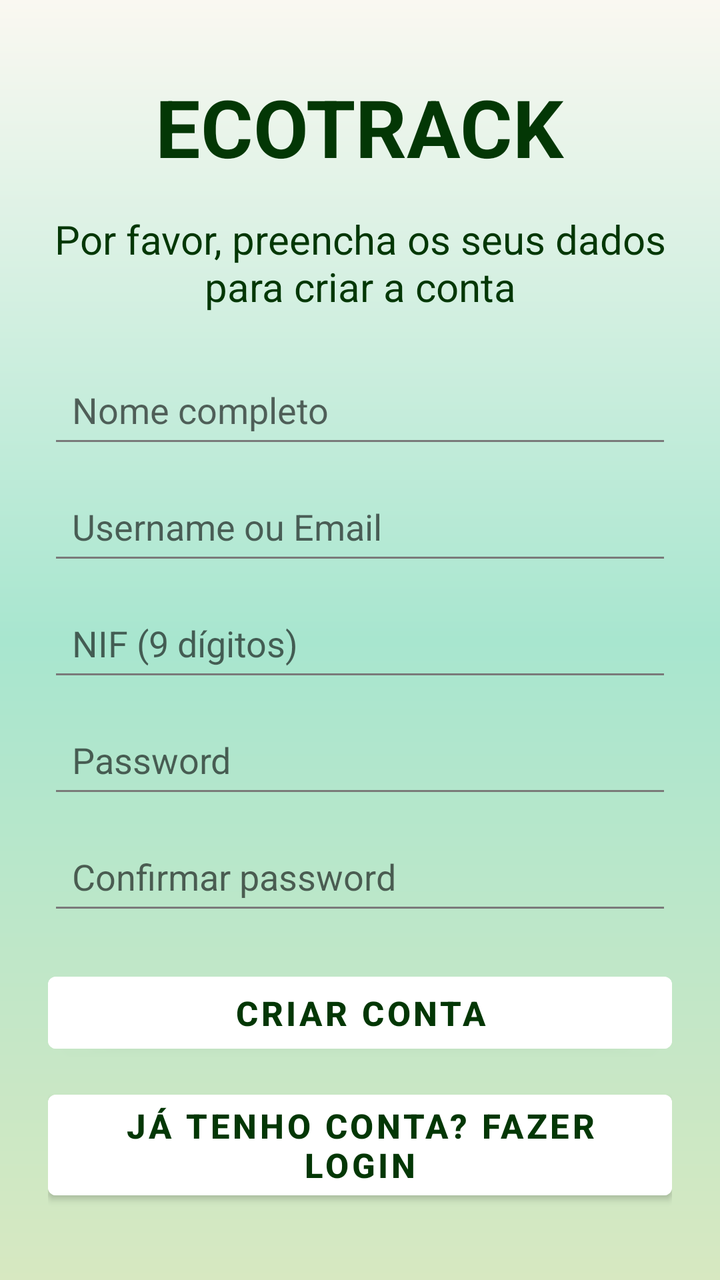
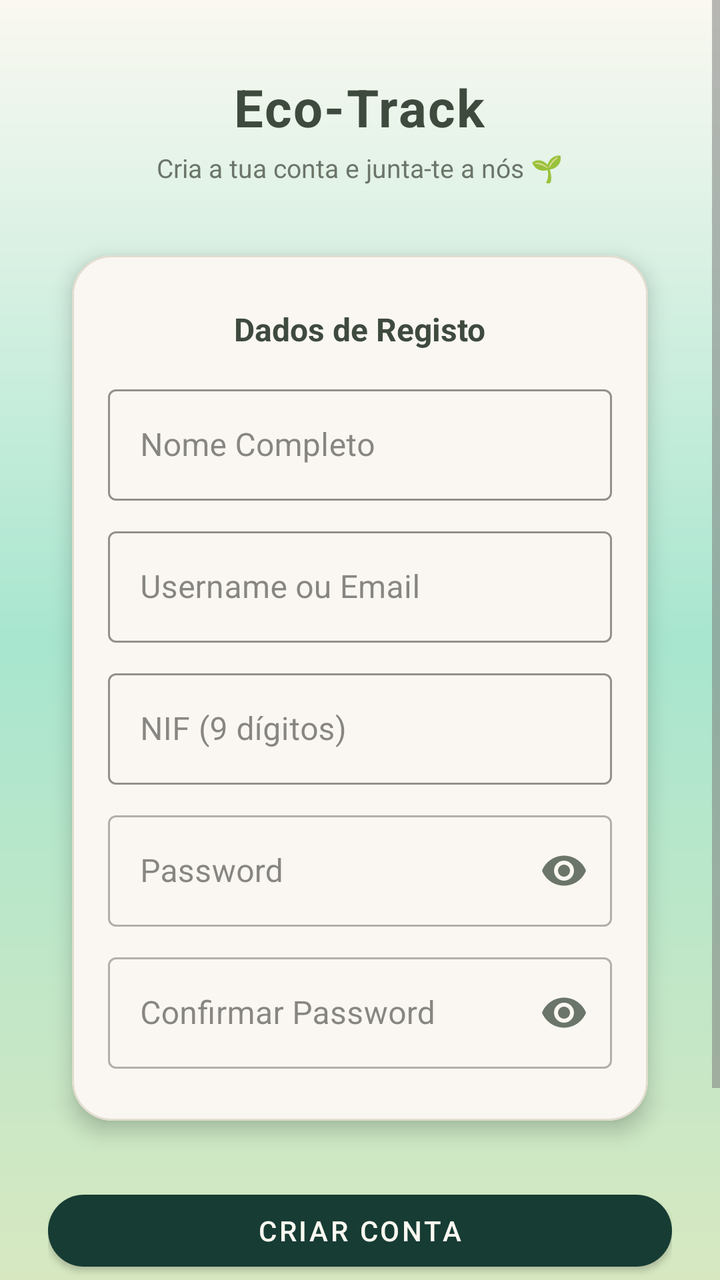

The first picture is an Android layout as it rendered before a commit; the second is the same layout after the commit. The layout source and the unified diff follow.
<!-- AndroidManifest.xml: application theme Theme.EcoTrack -->
<!-- res/layout/layout.xml -->
<?xml version="1.0" encoding="utf-8"?>
<androidx.constraintlayout.widget.ConstraintLayout
    xmlns:android="http://schemas.android.com/apk/res/android"
    xmlns:app="http://schemas.android.com/apk/res-auto"
    xmlns:tools="http://schemas.android.com/tools"
    android:id="@+id/main"
    android:layout_width="match_parent"
    android:layout_height="match_parent"
    android:background="@drawable/gradient_verde"
    tools:context=".RegisterActivity">

    <LinearLayout
        android:layout_width="0dp"
        android:layout_height="wrap_content"
        android:gravity="center"
        android:orientation="vertical"
        android:padding="24dp"
        app:layout_constraintBottom_toBottomOf="parent"
        app:layout_constraintEnd_toEndOf="parent"
        app:layout_constraintStart_toStartOf="parent"
        app:layout_constraintTop_toTopOf="parent">

        
        <TextView
            android:id="@+id/NomedaAplicacao"
            android:layout_width="wrap_content"
            android:layout_height="wrap_content"
            android:layout_marginBottom="16dp"
            android:text="ECOTRACK"
            android:textColor="@color/green"
            android:textSize="40sp"
            android:textStyle="bold" />

        <TextView
            android:id="@+id/mensagemdeboasvindas"
            android:layout_width="wrap_content"
            android:layout_height="wrap_content"
            android:text="Por favor, preencha os seus dados para criar a conta"
            android:textColor="@color/green"
            android:textSize="20sp"
            android:textAlignment="center"
            android:layout_marginBottom="24dp" />

        

        <EditText
            android:id="@+id/NomeCompleto"
            android:layout_width="match_parent"
            android:layout_height="wrap_content"
            android:layout_marginBottom="10dp"
            android:hint="Nome completo"
            android:inputType="textPersonName"
            android:padding="12dp" />

        <EditText
            android:id="@+id/NomedeUtilizador"
            android:layout_width="match_parent"
            android:layout_height="wrap_content"
            android:layout_marginBottom="10dp"
            android:hint="Username ou Email"
            android:inputType="textEmailAddress"
            android:padding="12dp" />

        <EditText
            android:id="@+id/NIF"
            android:layout_width="match_parent"
            android:layout_height="wrap_content"
            android:layout_marginBottom="10dp"
            android:hint="NIF (9 dígitos)"
            android:inputType="number"
            android:padding="12dp" />

        <EditText
            android:id="@+id/Password"
            android:layout_width="match_parent"
            android:layout_height="wrap_content"
            android:layout_marginBottom="10dp"
            android:hint="Password"
            android:inputType="textPassword"
            android:padding="12dp" />

        <EditText
            android:id="@+id/ConfirmacaoPassword"
            android:layout_width="match_parent"
            android:layout_height="wrap_content"
            android:layout_marginBottom="20dp"
            android:hint="Confirmar password"
            android:inputType="textPassword"
            android:padding="12dp" />

        
        <Button
            android:id="@+id/botaodelogin"
            android:layout_width="match_parent"
            android:layout_height="wrap_content"
            android:text="Criar Conta"
            android:textStyle="bold"
            android:textColor="@color/green"
            android:textSize="17sp"
            android:backgroundTint="#FFFFFF"
            android:layout_marginBottom="10dp" />

        <Button
            android:id="@+id/signUpPrompt"
            android:layout_width="match_parent"
            android:layout_height="wrap_content"
            android:text="Já tenho conta? Fazer login"
            android:textSize="17sp"
            android:textColor="@color/green"
            android:backgroundTint="#FFFFFF"
            android:textStyle="bold"
            android:layout_marginTop="1dp" />

    </LinearLayout>
</androidx.constraintlayout.widget.ConstraintLayout>
<!-- resources referenced by this layout -->
<resources>
  <color name="green">#033705</color>
  <!-- drawable gradient_verde (drawable) -->
  <shape xmlns:android="http://schemas.android.com/apk/res/android">
      <gradient
          android:startColor="@color/pastel_lightgreen"
          android:centerColor="@color/mint_start"
          android:endColor="@color/pastel_whitewarm"
          android:angle="90" />
  
      <corners android:radius="0dp" />
  </shape>
  <style name="Theme.EcoTrack" parent="Theme.MaterialComponents.Light.NoActionBar">
          
          <item name="colorPrimary">@color/colorPrimary</item>
          <item name="colorOnPrimary">@color/colorOnPrimary</item>
          <item name="colorSecondary">@color/colorSecondary</item>
          <item name="colorOnSecondary">@color/colorOnSecondary</item>
  
          
          <item name="colorOnBackground">@color/background_beige</item>
          <item name="colorSurface">@color/colorSurface</item>
          <item name="colorOnSurface">@color/colorOnSurface</item>
          <item name="android:windowBackground">@color/background_beige</item>
  
          
          <item name="colorPrimaryContainer">@color/colorPrimaryContainer</item>
          <item name="colorOnPrimaryContainer">@color/colorOnPrimaryContainer</item>
          <item name="colorSecondaryContainer">@color/colorSecondaryContainer</item>
          <item name="colorOnSecondaryContainer">@color/colorOnSecondaryContainer</item>
  
          
          <item name="colorError">@color/colorError</item>
          <item name="colorOnError">@color/colorOnError</item>
          <item name="colorErrorContainer">@color/colorErrorContainer</item>
          <item name="colorOnErrorContainer">@color/colorOnErrorContainer</item>
  
          
          <item name="colorOutline">@color/colorOutline</item>
  
          
          <item name="android:textColorPrimary">@color/text_primary</item>
          <item name="android:textColorSecondary">@color/text_secondary</item>
  
          
          <item name="android:statusBarColor">@color/colorPrimary</item>
          <item name="android:navigationBarColor">@color/background_beige</item>
      </style>
  <color name="pastel_lightgreen">#D7E8C1</color>
  <color name="mint_start">#A8E6CF</color>
  <color name="pastel_whitewarm">#FAF8F1</color>
  <color name="colorPrimary">#2E7D5B</color>
  <color name="colorOnPrimary">#FFFFFF</color>
  <color name="colorSecondary">#52644F</color>
  <color name="colorOnSecondary">#FFFFFF</color>
  <color name="background_beige">#FFFDF8</color>
  <color name="colorSurface">#FAF7F2</color>
  <color name="colorOnSurface">#3B3A37</color>
  <color name="colorPrimaryContainer">#BFE3CF</color>
  <color name="colorOnPrimaryContainer">#1A3B2C</color>
  <color name="colorSecondaryContainer">#D5E8D7</color>
  <color name="colorOnSecondaryContainer">#1F352F</color>
  <color name="colorError">#B3261E</color>
  <color name="colorOnError">#FFFFFF</color>
  <color name="colorErrorContainer">#F9DEDC</color>
  <color name="colorOnErrorContainer">#410E0B</color>
  <color name="colorOutline">#D8D2C8</color>
  <color name="text_primary">#2E2E2E</color>
  <color name="text_secondary">#7A7A7A</color>
</resources>

<!-- the commit's change to res/layout/layout.xml (unified diff, before → after) -->
@@ -1,6 +1,5 @@
 <?xml version="1.0" encoding="utf-8"?>
-<androidx.constraintlayout.widget.ConstraintLayout
-    xmlns:android="http://schemas.android.com/apk/res/android"
+<androidx.constraintlayout.widget.ConstraintLayout xmlns:android="http://schemas.android.com/apk/res/android"
     xmlns:app="http://schemas.android.com/apk/res-auto"
     xmlns:tools="http://schemas.android.com/tools"
     android:id="@+id/main"
@@ -9,107 +8,185 @@
     android:background="@drawable/gradient_verde"
     tools:context=".RegisterActivity">
 
-    <LinearLayout
+    <ScrollView
+        android:id="@+id/scroll"
         android:layout_width="0dp"
-        android:layout_height="wrap_content"
-        android:gravity="center"
-        android:orientation="vertical"
-        android:padding="24dp"
+        android:layout_height="0dp"
+        android:fillViewport="true"
         app:layout_constraintBottom_toBottomOf="parent"
         app:layout_constraintEnd_toEndOf="parent"
         app:layout_constraintStart_toStartOf="parent"
         app:layout_constraintTop_toTopOf="parent">
 
-        
-        <TextView
-            android:id="@+id/NomedaAplicacao"
-            android:layout_width="wrap_content"
-            android:layout_height="wrap_content"
-            android:layout_marginBottom="16dp"
-            android:text="ECOTRACK"
-            android:textColor="@color/green"
-            android:textSize="40sp"
-            android:textStyle="bold" />
-
-        <TextView
-            android:id="@+id/mensagemdeboasvindas"
-            android:layout_width="wrap_content"
-            android:layout_height="wrap_content"
-            android:text="Por favor, preencha os seus dados para criar a conta"
-            android:textColor="@color/green"
-            android:textSize="20sp"
-            android:textAlignment="center"
-            android:layout_marginBottom="24dp" />
-
-        
-
-        <EditText
-            android:id="@+id/NomeCompleto"
+        <LinearLayout
             android:layout_width="match_parent"
             android:layout_height="wrap_content"
-            android:layout_marginBottom="10dp"
-            android:hint="Nome completo"
-            android:inputType="textPersonName"
-            android:padding="12dp" />
+            android:gravity="center_horizontal"
+            android:orientation="vertical"
+            android:padding="24dp">
 
-        <EditText
-            android:id="@+id/NomedeUtilizador"
-            android:layout_width="match_parent"
-            android:layout_height="wrap_content"
-            android:layout_marginBottom="10dp"
-            android:hint="Username ou Email"
-            android:inputType="textEmailAddress"
-            android:padding="12dp" />
+            <TextView
+                android:id="@+id/tvAppName"
+                android:layout_width="wrap_content"
+                android:layout_height="wrap_content"
+                android:layout_marginTop="12dp"
+                android:letterSpacing="0.03"
+                android:text="Eco-Track"
+                android:textColor="@color/oliveText"
+                android:textSize="26sp"
+                android:textStyle="bold" />
 
-        <EditText
-            android:id="@+id/NIF"
-            android:layout_width="match_parent"
-            android:layout_height="wrap_content"
-            android:layout_marginBottom="10dp"
-            android:hint="NIF (9 dígitos)"
-            android:inputType="number"
-            android:padding="12dp" />
+            <TextView
+                android:id="@+id/tvSubtitle"
+                android:layout_width="wrap_content"
+                android:layout_height="wrap_content"
+                android:layout_marginTop="4dp"
+                android:layout_marginBottom="20dp"
+                android:text="Cria a tua conta e junta-te a nós 🌱"
+                android:textColor="@color/oliveTextSoft"
+                android:textSize="13sp" />
 
-        <EditText
-            android:id="@+id/Password"
-            android:layout_width="match_parent"
-            android:layout_height="wrap_content"
-            android:layout_marginBottom="10dp"
-            android:hint="Password"
-            android:inputType="textPassword"
-            android:padding="12dp" />
+            <com.google.android.material.card.MaterialCardView
+                android:layout_width="match_parent"
+                android:layout_height="wrap_content"
+                android:layout_marginBottom="16dp"
+                app:cardCornerRadius="20dp"
+                app:cardElevation="6dp"
+                app:cardUseCompatPadding="true"
+                app:strokeColor="@color/cardStroke"
+                app:strokeWidth="1dp">
 
-        <EditText
-            android:id="@+id/ConfirmacaoPassword"
-            android:layout_width="match_parent"
-            android:layout_height="wrap_content"
-            android:layout_marginBottom="20dp"
-            android:hint="Confirmar password"
-            android:inputType="textPassword"
-            android:padding="12dp" />
+                <LinearLayout
+                    android:layout_width="match_parent"
+                    android:layout_height="wrap_content"
+                    android:orientation="vertical"
+                    android:padding="18dp">
 
-        
-        <Button
-            android:id="@+id/botaodelogin"
-            android:layout_width="match_parent"
-            android:layout_height="wrap_content"
-            android:text="Criar Conta"
-            android:textStyle="bold"
-            android:textColor="@color/green"
-            android:textSize="17sp"
-            android:backgroundTint="#FFFFFF"
-            android:layout_marginBottom="10dp" />
+                    <TextView
+                        android:layout_width="wrap_content"
+                        android:layout_height="wrap_content"
+                        android:layout_gravity="center_horizontal"
+                        android:layout_marginTop="8dp"
+                        android:layout_marginBottom="14dp"
+                        android:text="Dados de Registo"
+                        android:textColor="@color/oliveText"
+                        android:textSize="16sp"
+                        android:textStyle="bold" />
 
-        <Button
-            android:id="@+id/signUpPrompt"
-            android:layout_width="match_parent"
-            android:layout_height="wrap_content"
-            android:text="Já tenho conta? Fazer login"
-            android:textSize="17sp"
-            android:textColor="@color/green"
-            android:backgroundTint="#FFFFFF"
-            android:textStyle="bold"
-            android:layout_marginTop="1dp" />
+                    <com.google.android.material.textfield.TextInputLayout
+                        android:id="@+id/NomeCompleto"
+                        style="@style/Widget.MaterialComponents.TextInputLayout.OutlinedBox"
+                        android:layout_width="match_parent"
+                        android:layout_height="wrap_content"
+                        android:hint="Nome Completo"
+                        app:boxStrokeColor="@color/cardStroke">
 
-    </LinearLayout>
+                        <com.google.android.material.textfield.TextInputEditText
+                            android:id="@+id/etNomeCompleto"
+                            android:layout_width="match_parent"
+                            android:layout_height="wrap_content"
+                            android:inputType="textPersonName" />
+                    </com.google.android.material.textfield.TextInputLayout>
+
+                    <com.google.android.material.textfield.TextInputLayout
+                        android:id="@+id/NomedeUtilizador"
+                        style="@style/Widget.MaterialComponents.TextInputLayout.OutlinedBox"
+                        android:layout_width="match_parent"
+                        android:layout_height="wrap_content"
+                        android:layout_marginTop="10dp"
+                        android:hint="Username ou Email"
+                        app:boxStrokeColor="@color/cardStroke">
+
+                        <com.google.android.material.textfield.TextInputEditText
+                            android:id="@+id/etNomedeUtilizador"
+                            android:layout_width="match_parent"
+                            android:layout_height="wrap_content"
+                            android:inputType="textEmailAddress" />
+                    </com.google.android.material.textfield.TextInputLayout>
+
+                    <com.google.android.material.textfield.TextInputLayout
+                        android:id="@+id/NIF"
+                        style="@style/Widget.MaterialComponents.TextInputLayout.OutlinedBox"
+                        android:layout_width="match_parent"
+                        android:layout_height="wrap_content"
+                        android:layout_marginTop="10dp"
+                        android:hint="NIF (9 dígitos)"
+                        app:boxStrokeColor="@color/cardStroke">
+
+                        <com.google.android.material.textfield.TextInputEditText
+                            android:id="@+id/etNIF"
+                            android:layout_width="match_parent"
+                            android:layout_height="wrap_content"
+                            android:inputType="number"
+                            android:maxLength="9" />
+                    </com.google.android.material.textfield.TextInputLayout>
+
+                    <com.google.android.material.textfield.TextInputLayout
+                        android:id="@+id/Password"
+                        style="@style/Widget.MaterialComponents.TextInputLayout.OutlinedBox"
+                        android:layout_width="match_parent"
+                        android:layout_height="wrap_content"
+                        android:layout_marginTop="10dp"
+                        android:hint="Password"
+                        app:endIconMode="password_toggle"
+                        app:endIconTint="@color/oliveTextSoft">
+
+                        <com.google.android.material.textfield.TextInputEditText
+                            android:id="@+id/etPassword"
+                            android:layout_width="match_parent"
+                            android:layout_height="wrap_content"
+                            android:inputType="textPassword" />
+                    </com.google.android.material.textfield.TextInputLayout>
+
+                    <com.google.android.material.textfield.TextInputLayout
+                        android:id="@+id/ConfirmacaoPassword"
+                        style="@style/Widget.MaterialComponents.TextInputLayout.OutlinedBox"
+                        android:layout_width="match_parent"
+                        android:layout_height="wrap_content"
+                        android:layout_marginTop="10dp"
+                        android:layout_marginBottom="8dp"
+                        android:hint="Confirmar Password"
+                        app:endIconMode="password_toggle"
+                        app:endIconTint="@color/oliveTextSoft">
+
+                        <com.google.android.material.textfield.TextInputEditText
+                            android:id="@+id/etConfirmacaoPassword"
+                            android:layout_width="match_parent"
+                            android:layout_height="wrap_content"
+                            android:inputType="textPassword" />
+                    </com.google.android.material.textfield.TextInputLayout>
+
+                </LinearLayout>
+            </com.google.android.material.card.MaterialCardView>
+
+            <com.google.android.material.button.MaterialButton
+                android:id="@+id/botaodelogin"
+                android:layout_width="match_parent"
+                android:layout_height="wrap_content"
+                android:layout_marginBottom="8dp"
+                android:text="Criar Conta"
+                android:textColor="@color/pastel_whitewarm"
+                app:backgroundTint="@color/onMint"
+                app:cornerRadius="20dp" />
+
+            <TextView
+                android:layout_width="wrap_content"
+                android:layout_height="wrap_content"
+                android:layout_marginTop="8dp"
+                android:text="Já tens uma conta?"
+                android:textColor="@color/oliveTextSoft"
+                android:textSize="13sp" />
+
+            <com.google.android.material.button.MaterialButton
+                android:id="@+id/signUpPrompt"
+                android:layout_width="match_parent"
+                android:layout_height="wrap_content"
+                android:layout_marginTop="8dp"
+                android:text="Fazer Login"
+                android:textColor="@color/onMint"
+                app:backgroundTint="@color/pastel_whitewarm"
+                app:cornerRadius="20dp" />
+
+        </LinearLayout>
+    </ScrollView>
 </androidx.constraintlayout.widget.ConstraintLayout>
<!-- resource entries referenced after the edit -->
@@ -1,6 +1,9 @@
 <!-- resources referenced by this layout -->
 <resources>
-  <color name="green">#033705</color>
+  <color name="cardStroke">#E2DDCF</color>
+  <color name="oliveText">#3F4A3E</color>
+  <color name="oliveTextSoft">#6C7569</color>
+  <color name="onMint">#173C33</color>
   <!-- drawable gradient_verde (drawable) -->
   <shape xmlns:android="http://schemas.android.com/apk/res/android">
       <gradient
